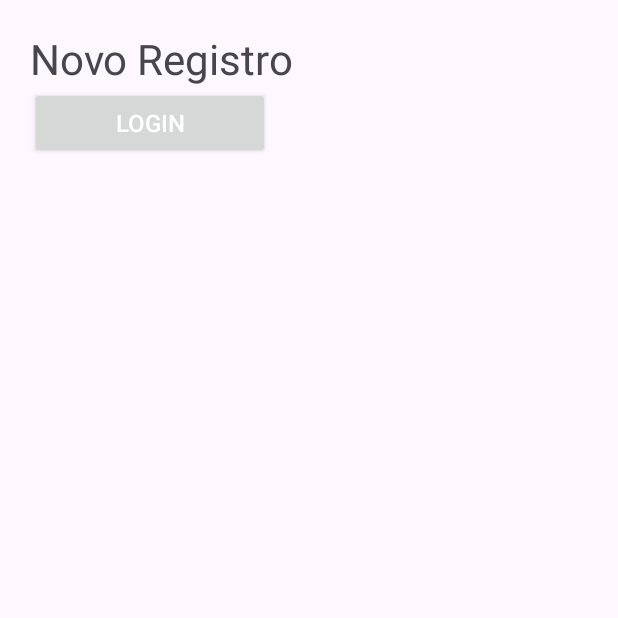
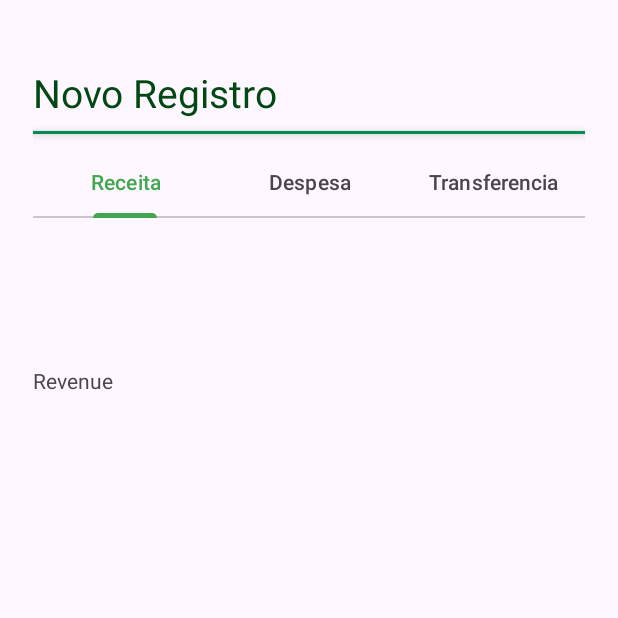
Before and after one commit to jotape-exe/vince, an Android app: the screen it shows after launch once a user with an empty profile is signed in (RecordFinancialActivity before the commit, FinanceActivity after it), item 5 of the bottom bar chosen, on a phone screen of 412 x 824 dp, the top half of it. Run offline under Robolectric (Android 15) with nearby library versions, the phone set to English and light mode, and no system bars; our stand-ins replace Firebase (no records; nobody signed in at launch, a user with empty details on screens opened directly).

Commit message:
tab navigation

```diff
--- a/app/build.gradle
+++ b/app/build.gradle
@@ -32,8 +32,8 @@ android {
     kotlinOptions {
         jvmTarget = '17'
     }
-    buildFeatures{
-        viewBinding = true
+    viewBinding{
+        enabled true
     }
 }
 
--- a/app/src/main/AndroidManifest.xml
+++ b/app/src/main/AndroidManifest.xml
@@ -13,10 +13,7 @@
         android:theme="@style/Theme.OurFinances"
         tools:targetApi="31">
         <activity
-            android:name=".RecordFinancialActivity"
-            android:exported="false" />
-        <activity
-            android:name=".view.RecordFinancialActivity"
+            android:name=".FinanceActivity"
             android:exported="false" />
         <activity
             android:name=".view.ForgotPasswordActivity"
--- /dev/null
+++ b/app/src/main/java/com/company/ourfinances/FinanceActivity.kt
@@ -0,0 +1,54 @@
+package com.company.ourfinances
+
+import androidx.appcompat.app.AppCompatActivity
+import android.os.Bundle
+import androidx.viewpager2.widget.ViewPager2
+import com.company.ourfinances.databinding.ActivityFinanceBinding
+import com.company.ourfinances.view.adapters.FinanceTabAdapter
+import com.google.android.material.tabs.TabLayout
+
+class FinanceActivity : AppCompatActivity() {
+
+    private lateinit var binding: ActivityFinanceBinding
+    private lateinit var viewPager2: ViewPager2
+    private lateinit var tabLayout: TabLayout
+    private lateinit var financeTabAdapter: FinanceTabAdapter
+
+    override fun onCreate(savedInstanceState: Bundle?) {
+        super.onCreate(savedInstanceState)
+
+        binding = ActivityFinanceBinding.inflate(layoutInflater)
+        setContentView(binding.root)
+
+        tabLayout = binding.tabFinance
+        viewPager2 = binding.viewPagerFinance
+        financeTabAdapter = FinanceTabAdapter(this)
+
+        viewPager2.adapter = financeTabAdapter
+
+        tabLayout.addOnTabSelectedListener( object : TabLayout.OnTabSelectedListener{
+            override fun onTabSelected(tab: TabLayout.Tab?) {
+                if (tab != null) {
+                    viewPager2.currentItem = tab.position
+                }
+            }
+
+            override fun onTabUnselected(tab: TabLayout.Tab?) {
+
+            }
+
+            override fun onTabReselected(tab: TabLayout.Tab?) {
+
+            }
+
+        })
+
+        viewPager2.registerOnPageChangeCallback(object : ViewPager2.OnPageChangeCallback(){
+            override fun onPageSelected(position: Int) {
+                super.onPageSelected(position)
+                tabLayout.getTabAt(position)?.select()
+            }
+        })
+
+    }
+}
--- a/app/src/main/java/com/company/ourfinances/RecordFinancialActivity.kt
+++ /dev/null
@@ -1,19 +0,0 @@
-package com.company.ourfinances
-
-import androidx.appcompat.app.AppCompatActivity
-import android.os.Bundle
-import com.company.ourfinances.databinding.ActivityRecordFinancialBinding
-
-class RecordFinancialActivity : AppCompatActivity() {
-
-    private lateinit var binding: ActivityRecordFinancialBinding
-
-    override fun onCreate(savedInstanceState: Bundle?) {
-
-        binding = ActivityRecordFinancialBinding.inflate(layoutInflater)
-
-        super.onCreate(savedInstanceState)
-
-        setContentView(binding.root)
-    }
-}
--- a/app/src/main/java/com/company/ourfinances/view/MainActivity.kt
+++ b/app/src/main/java/com/company/ourfinances/view/MainActivity.kt
@@ -10,8 +10,8 @@ import androidx.drawerlayout.widget.DrawerLayout
 import androidx.fragment.app.Fragment
 import androidx.fragment.app.FragmentManager
 import androidx.fragment.app.FragmentTransaction
+import com.company.ourfinances.FinanceActivity
 import com.company.ourfinances.R
-import com.company.ourfinances.RecordFinancialActivity
 import com.company.ourfinances.databinding.ActivityMainBinding
 import com.company.ourfinances.view.fragments.CardFragment
 import com.company.ourfinances.view.fragments.GoalFragment
@@ -57,7 +57,7 @@ class MainActivity : AppCompatActivity(), NavigationView.OnNavigationItemSelecte
 
     private fun listeners() {
         fab.setOnClickListener {
-            startActivity(Intent(this, RecordFinancialActivity::class.java))
+            startActivity(Intent(this, FinanceActivity::class.java))
         }
     }
 
--- /dev/null
+++ b/app/src/main/java/com/company/ourfinances/view/adapters/FinanceTabAdapter.kt
@@ -0,0 +1,32 @@
+package com.company.ourfinances.view.adapters
+
+import androidx.fragment.app.Fragment
+import androidx.fragment.app.FragmentActivity
+import androidx.fragment.app.FragmentManager
+import androidx.lifecycle.Lifecycle
+import androidx.viewpager2.adapter.FragmentStateAdapter
+import com.company.ourfinances.view.fragments.ExpenseFragment
+import com.company.ourfinances.view.fragments.RevenueFragment
+import com.company.ourfinances.view.fragments.TransferFragment
+
+
+class FinanceTabAdapter(fragmentActivity: FragmentActivity) :
+    FragmentStateAdapter(fragmentActivity) {
+
+    override fun getItemCount(): Int {
+        return 3
+    }
+
+    override fun createFragment(position: Int): Fragment {
+        return when (position) {
+            0 -> RevenueFragment()
+            1 -> ExpenseFragment()
+            else -> TransferFragment()
+        }
+    }
+
+
+
+
+
+}
--- /dev/null
+++ b/app/src/main/java/com/company/ourfinances/view/fragments/RevenueFragment.kt
@@ -0,0 +1,20 @@
+package com.company.ourfinances.view.fragments
+
+import android.os.Bundle
+import androidx.fragment.app.Fragment
+import android.view.LayoutInflater
+import android.view.View
+import android.view.ViewGroup
+import com.company.ourfinances.R
+
+class RevenueFragment : Fragment() {
+
+    override fun onCreateView(
+        inflater: LayoutInflater, container: ViewGroup?,
+        savedInstanceState: Bundle?
+    ): View? {
+        return inflater.inflate(R.layout.fragment_revenue, container, false)
+    }
+
+
+}
--- a/app/src/main/res/drawable/radius_shape.xml
+++ b/app/src/main/res/drawable/radius_shape.xml
@@ -1,6 +1,6 @@
 <?xml version="1.0" encoding="utf-8"?>
 <shape xmlns:android="http://schemas.android.com/apk/res/android">
 
-    <corners android:radius="10dp"/>
+    <corners android:radius="14dp"/>
 
 </shape>
--- /dev/null
+++ b/app/src/main/res/layout/activity_finance.xml
@@ -0,0 +1,66 @@
+<?xml version="1.0" encoding="utf-8"?>
+<androidx.constraintlayout.widget.ConstraintLayout xmlns:android="http://schemas.android.com/apk/res/android"
+    xmlns:app="http://schemas.android.com/apk/res-auto"
+    xmlns:tools="http://schemas.android.com/tools"
+    android:layout_width="match_parent"
+    android:layout_height="match_parent"
+    android:padding="22dp"
+    tools:context=".FinanceActivity">
+
+    <TextView
+        android:id="@+id/text_add_record"
+        android:layout_width="match_parent"
+        android:layout_height="wrap_content"
+        android:paddingTop="22dp"
+        android:text="Novo Registro"
+        android:textColor="@color/dark_green"
+        android:textSize="26sp"
+        app:layout_constraintEnd_toEndOf="parent"
+        app:layout_constraintStart_toStartOf="parent"
+        app:layout_constraintTop_toTopOf="parent" />
+
+    <View
+        android:id="@+id/view_separator"
+        android:layout_width="match_parent"
+        android:layout_height="2dp"
+        android:layout_marginTop="8dp"
+        android:background="@color/vibrant_dark_green"
+        android:elevation="4dp"
+        app:layout_constraintTop_toBottomOf="@id/text_add_record" />
+
+    <com.google.android.material.tabs.TabLayout
+        android:id="@+id/tab_finance"
+        android:layout_marginTop="8dp"
+        android:layout_width="match_parent"
+        android:theme="@style/Main.Theme.OurFinances"
+        android:layout_height="wrap_content"
+        app:layout_constraintStart_toStartOf="parent"
+        app:layout_constraintTop_toBottomOf="@+id/view_separator">
+
+        <com.google.android.material.tabs.TabItem
+            android:layout_width="wrap_content"
+            android:layout_height="wrap_content"
+            android:text="Receita" />
+
+        <com.google.android.material.tabs.TabItem
+            android:layout_width="wrap_content"
+            android:layout_height="wrap_content"
+            android:text="Despesa" />
+
+        <com.google.android.material.tabs.TabItem
+            android:layout_width="wrap_content"
+            android:layout_height="wrap_content"
+            android:text="Transferencia" />
+    </com.google.android.material.tabs.TabLayout>
+
+    <androidx.viewpager2.widget.ViewPager2
+        android:id="@+id/view_pager_finance"
+        android:layout_width="match_parent"
+        android:layout_height="460dp"
+        app:layout_constraintBottom_toBottomOf="parent"
+        app:layout_constraintEnd_toEndOf="parent"
+        app:layout_constraintStart_toStartOf="parent"
+        app:layout_constraintTop_toBottomOf="@+id/tab_finance" />
+
+
+</androidx.constraintlayout.widget.ConstraintLayout>
--- a/app/src/main/res/layout/activity_record_financial.xml
+++ /dev/null
@@ -1,30 +0,0 @@
-<?xml version="1.0" encoding="utf-8"?>
-<androidx.constraintlayout.widget.ConstraintLayout xmlns:android="http://schemas.android.com/apk/res/android"
-    xmlns:app="http://schemas.android.com/apk/res-auto"
-    xmlns:tools="http://schemas.android.com/tools"
-    android:layout_width="match_parent"
-    android:layout_height="match_parent"
-    android:padding="20dp"
-    tools:context=".RecordFinancialActivity">
-
-    <TextView
-        android:id="@+id/textAddRecord"
-        android:layout_width="wrap_content"
-        android:layout_height="wrap_content"
-        android:text="Novo Registro"
-        android:textSize="28sp"
-        app:layout_constraintStart_toStartOf="parent"
-        app:layout_constraintTop_toTopOf="parent" />
-
-    <Button
-        android:id="@+id/button_login"
-        android:layout_width="160dp"
-        android:layout_height="wrap_content"
-        android:padding="12dp"
-        android:text="@string/login"
-        android:textColor="@color/white"
-        android:textSize="16sp"
-        app:layout_constraintStart_toStartOf="parent"
-        app:layout_constraintTop_toBottomOf="@+id/textAddRecord" />
-
-</androidx.constraintlayout.widget.ConstraintLayout>
--- /dev/null
+++ b/app/src/main/res/layout/fragment_revenue.xml
@@ -0,0 +1,14 @@
+<?xml version="1.0" encoding="utf-8"?>
+<FrameLayout xmlns:android="http://schemas.android.com/apk/res/android"
+    xmlns:tools="http://schemas.android.com/tools"
+    android:layout_width="match_parent"
+    android:layout_height="match_parent"
+    tools:context=".view.fragments.RevenueFragment">
+
+    <!-- TODO: Update blank fragment layout -->
+    <TextView
+        android:layout_width="match_parent"
+        android:layout_height="match_parent"
+        android:text="Revenue" />
+
+</FrameLayout>
--- a/app/src/main/res/values/colors.xml
+++ b/app/src/main/res/values/colors.xml
@@ -8,7 +8,7 @@
     <color name="vibrant_dark_green">#008D52</color>
     <color name="weak_green">#488552</color>
     <color name="strength_green">#005117</color>
-    <color name="ultralight_green">#DCFEE1</color>
+    <color name="ultralight_green">#F3FFF5</color>
     <color name="main_green_2">#5BEB72</color>
     <color name="weak_green_2">#259A37</color>
     <color name="weak_green_3">#40A750</color>
--- a/build.gradle
+++ b/build.gradle
@@ -4,8 +4,8 @@ buildscript {
     }
 }// Top-level build file where you can add configuration options common to all sub-projects/modules.
 plugins {
-    id 'com.android.application' version '8.0.0' apply false
-    id 'com.android.library' version '8.0.0' apply false
+    id 'com.android.application' version '8.0.2' apply false
+    id 'com.android.library' version '8.0.2' apply false
     id 'org.jetbrains.kotlin.android' version '1.8.0' apply false
     id 'com.google.devtools.ksp' version '1.8.21-1.0.11' apply false
 }
```
Also changed, not shown: app/src/main/java/com/company/ourfinances/view/fragments/ExpenseFragment.kt (added, +18 -0 lines), app/src/main/java/com/company/ourfinances/view/fragments/TransferFragment.kt (added, +18 -0 lines), app/src/main/res/layout/fragment_expense.xml (added, +14 -0 lines), app/src/main/res/layout/fragment_transfer.xml (added, +14 -0 lines), app/src/main/res/menu/finance_menu.xml (added, +19 -0 lines).
